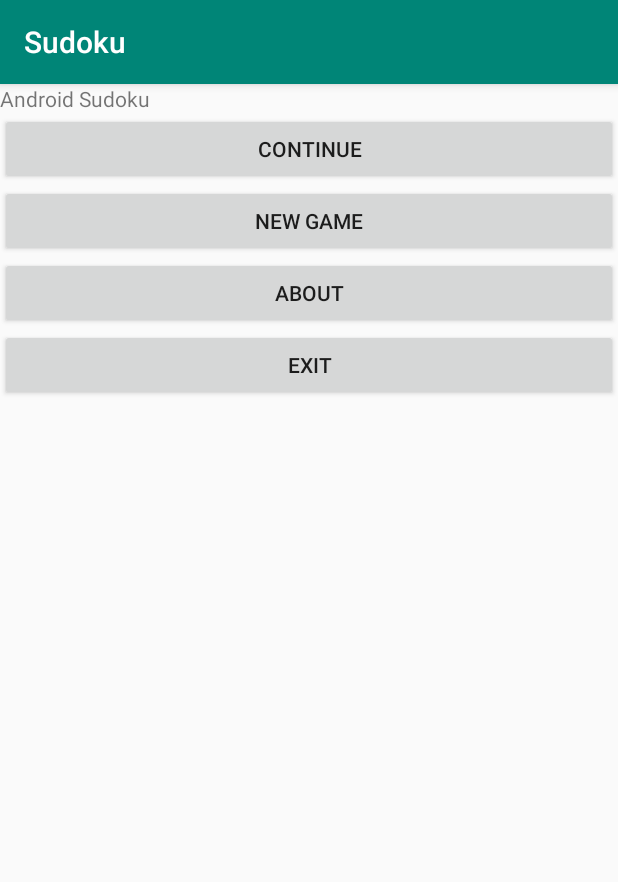
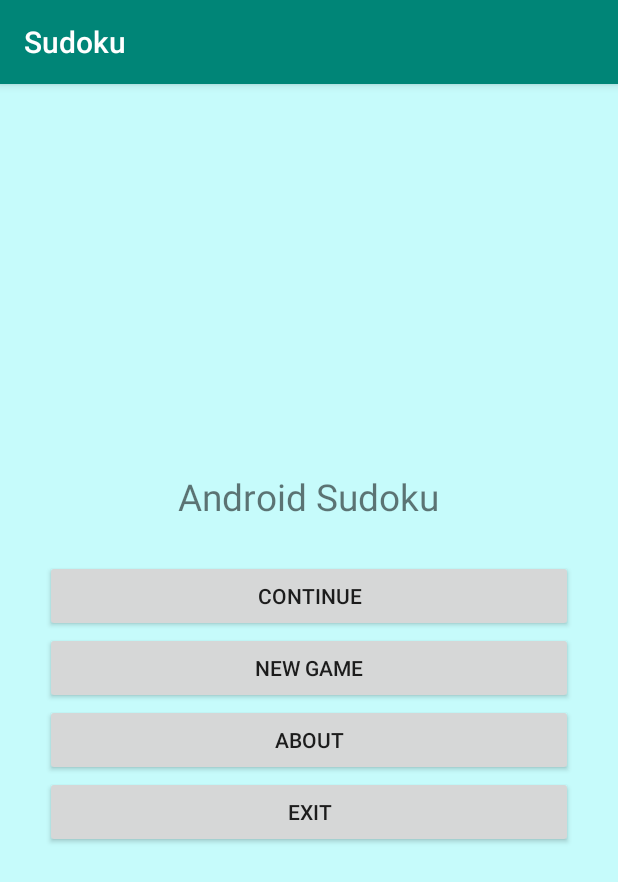
Before and after one commit to azjf/Sudoku, an Android app: the screen it shows after launch (MainActivity), on a phone screen of 412 x 824 dp. Shown: the top 882 px of the screen. Run offline under Robolectric (Android 15) with nearby library versions, the phone set to English and light mode, and no system bars.

Commit message:
Change layout of the opening screen

```diff
--- a/app/src/main/res/layout/activity_main.xml
+++ b/app/src/main/res/layout/activity_main.xml
@@ -1,35 +1,52 @@
 <?xml version="1.0" encoding="utf-8"?>
 <LinearLayout xmlns:android="http://schemas.android.com/apk/res/android"
-    xmlns:app="http://schemas.android.com/apk/res-auto"
     xmlns:tools="http://schemas.android.com/tools"
+    android:background="@color/background"
     android:layout_width="match_parent"
     android:layout_height="match_parent"
-    android:orientation="vertical"
+    android:padding="30dp"
     tools:context=".MainActivity">
 
-    <TextView
+
+    <LinearLayout
         android:layout_width="match_parent"
         android:layout_height="wrap_content"
+        android:orientation="vertical"
+        android:layout_gravity="center">
+
+        <TextView
+            android:layout_width="wrap_content"
+            android:layout_height="wrap_content"
+            android:layout_gravity="center"
+            android:layout_marginBottom="25dp"
+            android:textSize="24.5sp"
             android:text="@string/main_title" />
 
         <Button
+            android:id="@+id/continue_button"
             android:layout_width="match_parent"
             android:layout_height="wrap_content"
             android:text="@string/continue_label"/>
 
         <Button
+            android:id="@+id/new_button"
             android:layout_width="match_parent"
             android:layout_height="wrap_content"
             android:text="@string/new_game_label"/>
 
         <Button
+            android:id="@+id/about_button"
             android:layout_width="match_parent"
             android:layout_height="wrap_content"
             android:text="@string/about_label"/>
 
         <Button
+            android:id="@+id/exit_button"
             android:layout_width="match_parent"
             android:layout_height="wrap_content"
             android:text="@string/exit_label"/>
 
     </LinearLayout>
+
+
+</LinearLayout>
--- a/app/src/main/res/values/colors.xml
+++ b/app/src/main/res/values/colors.xml
@@ -3,4 +3,6 @@
     <color name="colorPrimary">#008577</color>
     <color name="colorPrimaryDark">#00574B</color>
     <color name="colorAccent">#D81B60</color>
+
+    <color name="background">#3500FFFF</color>
 </resources>
```
Lines whose indentation alone changed are shown as unchanged.
